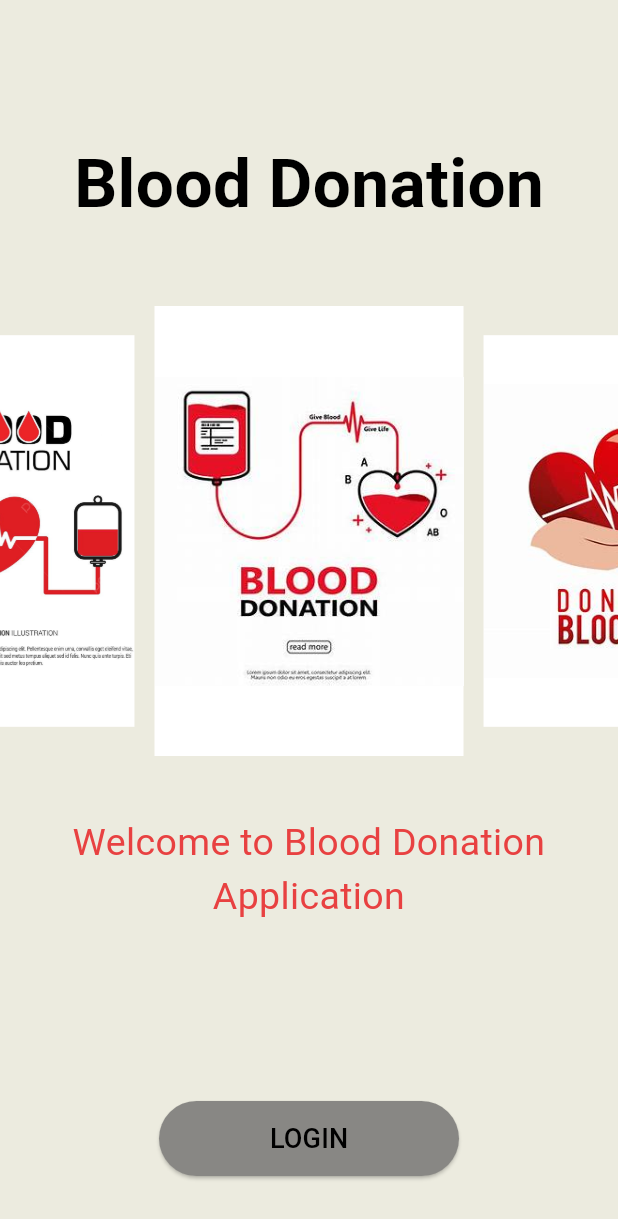
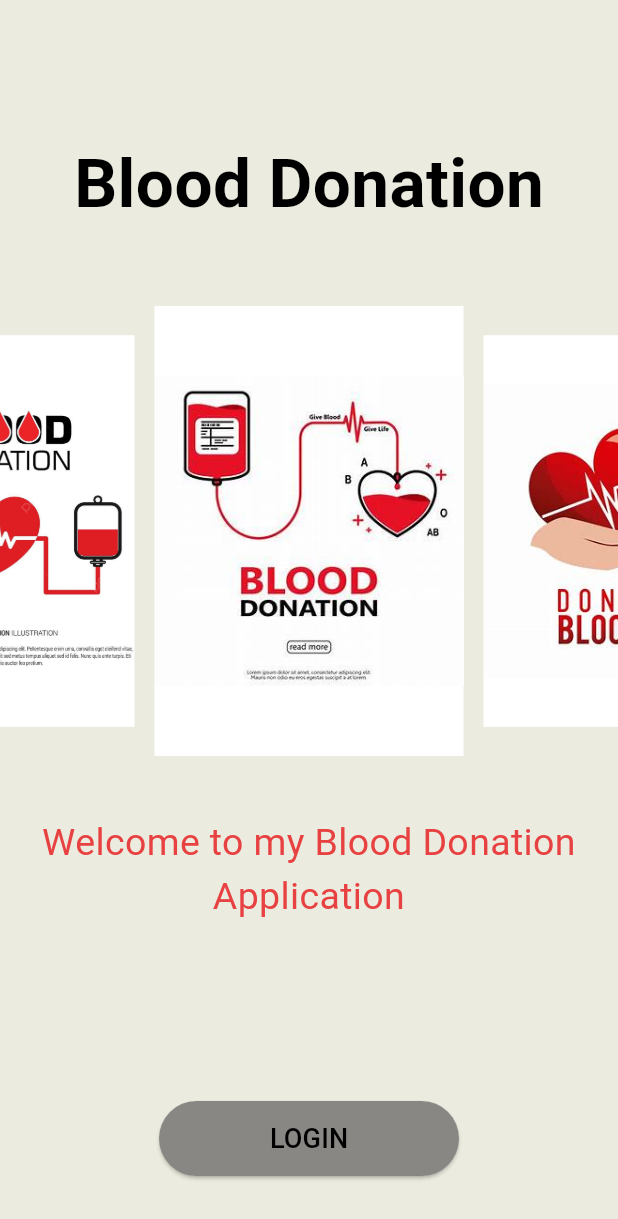
Before and after one commit to hiruim/bda, a Flutter app: the WelcomePage screen opened directly, on a phone screen of 412 x 824 dp. Shown: the top 1219 px of the screen. Run offline on Flutter 3.47's test engine with Material 3 defaults, Android fonts, the phone set to English and light mode, and no system bars; drawn by our look-alikes of carousel_slider; our stand-ins replace firebase_auth, firebase_core, get, image_picker, salomon_bottom_bar; accounts and stored records are empty.

Commit message:
first commit to new branch

```diff
--- a/lib/wellcome/wellcome.dart
+++ b/lib/wellcome/wellcome.dart
@@ -70,7 +70,7 @@ class _WelcomePageState extends State<WelcomePage> {
               Expanded(
                 flex: 5,
                 child: Text(
-                  "Welcome to Blood Donation Application",
+                  "Welcome to my Blood Donation Application",
                   textAlign: TextAlign.center,
                   style: TextStyle(
                     fontSize: 25,
```
